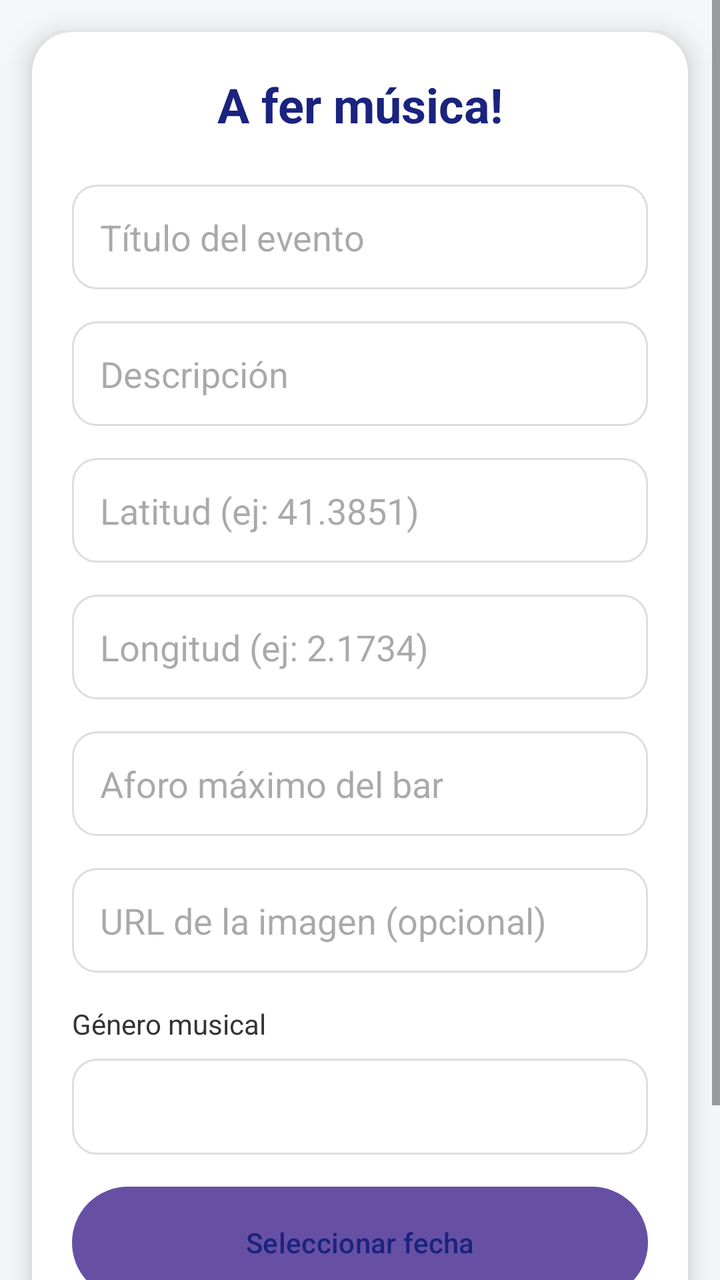
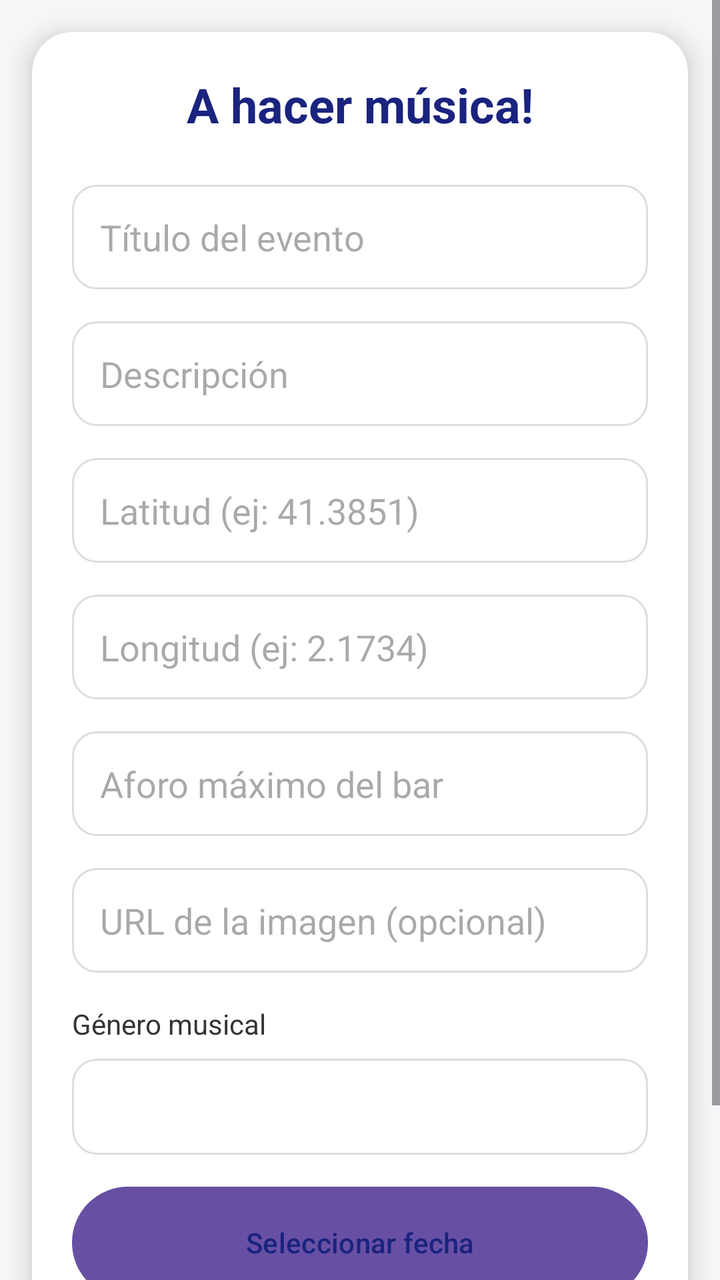

An Android layout rendered at two revisions. The XML below is the earlier revision; the diff shows what the commit changed to produce the second picture.
<!-- AndroidManifest.xml: application theme Theme.Projecte -->
<!-- res/layout/activity_create_event.xml -->
<?xml version="1.0" encoding="utf-8"?>
<ScrollView xmlns:android="http://schemas.android.com/apk/res/android"
    xmlns:app="http://schemas.android.com/apk/res-auto"
    android:layout_width="match_parent"
    android:layout_height="match_parent"
    android:background="#F5F7F9"
    android:fillViewport="true">

    <androidx.cardview.widget.CardView
        android:layout_width="match_parent"
        android:layout_height="wrap_content"
        android:layout_margin="16dp"
        app:cardCornerRadius="20dp"
        app:cardElevation="8dp">

        <LinearLayout
            android:layout_width="match_parent"
            android:layout_height="wrap_content"
            android:orientation="vertical"
            android:padding="20dp">

            <TextView
                android:layout_width="match_parent"
                android:layout_height="wrap_content"
                android:text="A fer música!"
                android:textSize="24sp"
                android:textStyle="bold"
                android:textColor="#1A237E"
                android:gravity="center"
                android:layout_marginBottom="24dp"/>

            <EditText
                android:id="@+id/editTitulo"
                android:layout_width="match_parent"
                android:layout_height="wrap_content"
                android:hint="Título del evento"
                android:background="@drawable/bg_edittext_rounded"
                android:padding="14dp"
                android:layout_marginBottom="16dp"/>

            <EditText
                android:id="@+id/editDescripcion"
                android:layout_width="match_parent"
                android:layout_height="wrap_content"
                android:hint="Descripción"
                android:background="@drawable/bg_edittext_rounded"
                android:padding="14dp"
                android:layout_marginBottom="16dp"/>

            <EditText
                android:id="@+id/editLatitud"
                android:layout_width="match_parent"
                android:layout_height="wrap_content"
                android:hint="Latitud (ej: 41.3851)"
                android:inputType="numberDecimal|numberSigned"
                android:background="@drawable/bg_edittext_rounded"
                android:padding="14dp"
                android:layout_marginBottom="16dp"/>

            <EditText
                android:id="@+id/editLongitud"
                android:layout_width="match_parent"
                android:layout_height="wrap_content"
                android:hint="Longitud (ej: 2.1734)"
                android:inputType="numberDecimal|numberSigned"
                android:background="@drawable/bg_edittext_rounded"
                android:padding="14dp"
                android:layout_marginBottom="16dp"/>

            <EditText
                android:id="@+id/editAforo"
                android:layout_width="match_parent"
                android:layout_height="wrap_content"
                android:hint="Aforo máximo del bar"
                android:inputType="number"
                android:background="@drawable/bg_edittext_rounded"
                android:padding="14dp"
                android:layout_marginBottom="16dp"/>

            <EditText
                android:id="@+id/editFoto"
                android:layout_width="match_parent"
                android:layout_height="wrap_content"
                android:hint="URL de la imagen (opcional)"
                android:inputType="textUri"
                android:background="@drawable/bg_edittext_rounded"
                android:padding="14dp"
                android:layout_marginBottom="16dp"/>

            <TextView
                android:layout_width="wrap_content"
                android:layout_height="wrap_content"
                android:text="Género musical"
                android:textColor="#333333"
                android:layout_marginBottom="8dp"/>

            <Spinner
                android:id="@+id/spinnerGenero"
                android:layout_width="match_parent"
                android:layout_height="48dp"
                android:background="@drawable/bg_spinner_rounded"
                android:layout_marginBottom="16dp"/>

            <Button
                android:id="@+id/btnFecha"
                android:layout_width="match_parent"
                android:layout_height="56dp"
                android:text="Seleccionar fecha"
                android:textColor="#1A237E"
                android:backgroundTint="@android:color/transparent"
                android:background="@drawable/btn_outline_primary"
                app:cornerRadius="30dp"
                android:layout_marginBottom="16dp"/>

            <Button
                android:id="@+id/btnCrear"
                android:layout_width="match_parent"
                android:layout_height="56dp"
                android:text="Crear concert"
                android:textColor="#FFFFFF"
                android:backgroundTint="#6200EE"
                app:cornerRadius="30dp"/>
        </LinearLayout>
    </androidx.cardview.widget.CardView>
</ScrollView>
<!-- resources referenced by this layout -->
<resources>
  <!-- drawable bg_edittext_rounded (drawable) -->
  <shape xmlns:android="http://schemas.android.com/apk/res/android" android:shape="rectangle">
      <solid android:color="#FFFFFF" />
      <stroke android:width="1dp" android:color="#DDDDDD" />
      <corners android:radius="12dp" />
  </shape>
  <!-- drawable bg_spinner_rounded (drawable) -->
  <shape xmlns:android="http://schemas.android.com/apk/res/android" android:shape="rectangle">
      <solid android:color="#FFFFFF" />
      <stroke android:width="1dp" android:color="#DDDDDD" />
      <corners android:radius="12dp" />
  </shape>
  <!-- drawable btn_outline_primary (drawable) -->
  <shape xmlns:android="http://schemas.android.com/apk/res/android" android:shape="rectangle">
      <stroke android:width="2dp" android:color="#6200EE" />
      <corners android:radius="30dp" />
  </shape>
  <style name="Theme.Projecte" parent="Base.Theme.Projecte" />
  <style name="Base.Theme.Projecte" parent="Theme.Material3.DayNight.NoActionBar">
          
          
      </style>
</resources>

<!-- the commit's change to res/layout/activity_create_event.xml (unified diff, before → after) -->
@@ -22,7 +22,7 @@
             <TextView
                 android:layout_width="match_parent"
                 android:layout_height="wrap_content"
-                android:text="A fer música!"
+                android:text="A hacer música!"
                 android:textSize="24sp"
                 android:textStyle="bold"
                 android:textColor="#1A237E"
@@ -116,7 +116,7 @@
                 android:id="@+id/btnCrear"
                 android:layout_width="match_parent"
                 android:layout_height="56dp"
-                android:text="Crear concert"
+                android:text="Crear concierto"
                 android:textColor="#FFFFFF"
                 android:backgroundTint="#6200EE"
                 app:cornerRadius="30dp"/>
